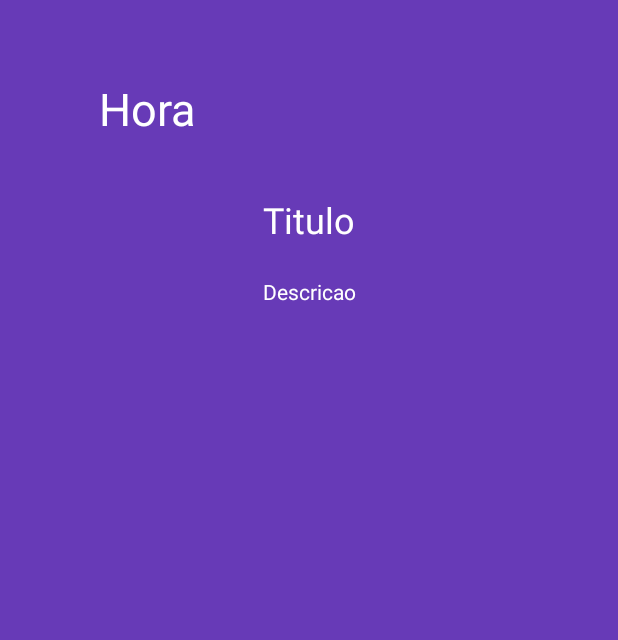
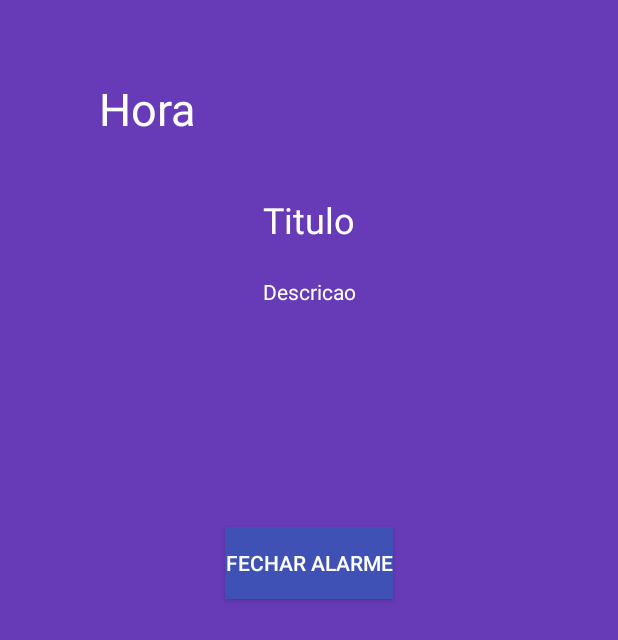
Before and after one commit to GuillermoAlonsoLima/TaskAlarm, an Android app: the layout alarm.xml on its own in the app's theme, with its tools: preview values and no code run, on a phone screen of 412 x 824 dp. Shown: the top 640 px of the screen. Run offline under Robolectric (Android 15) with nearby library versions, the phone set to English and light mode, and no system bars.

Commit message:
fechando alarme

```diff
--- a/app/src/main/res/layout/alarm.xml
+++ b/app/src/main/res/layout/alarm.xml
@@ -57,6 +57,22 @@
             app:layout_constraintStart_toStartOf="parent"
             app:layout_constraintTop_toBottomOf="@+id/tituloTxtAlarm" />
 
+        <Button
+            android:id="@+id/fecharAlarmeBtnAlarm"
+            android:layout_width="wrap_content"
+            android:layout_height="wrap_content"
+            android:layout_marginStart="161dp"
+            android:layout_marginLeft="161dp"
+            android:layout_marginTop="147dp"
+            android:layout_marginEnd="162dp"
+            android:layout_marginRight="162dp"
+            android:background="#3F51B5"
+            android:text="Fechar Alarme"
+            android:textColor="#FFFFFF"
+            app:layout_constraintEnd_toEndOf="parent"
+            app:layout_constraintStart_toStartOf="parent"
+            app:layout_constraintTop_toBottomOf="@+id/descricaoTxtAlarm" />
+
         <androidx.recyclerview.widget.RecyclerView
             android:id="@+id/listaTarefasRvAlarm"
             android:layout_width="405dp"
```
Also changed, not shown: app/src/main/java/com/example/taskalarm/AlarmActivity.kt (+8 -0 lines), app/src/main/java/com/example/taskalarm/MainActivity.kt (+10 -3 lines), 1 other file.
